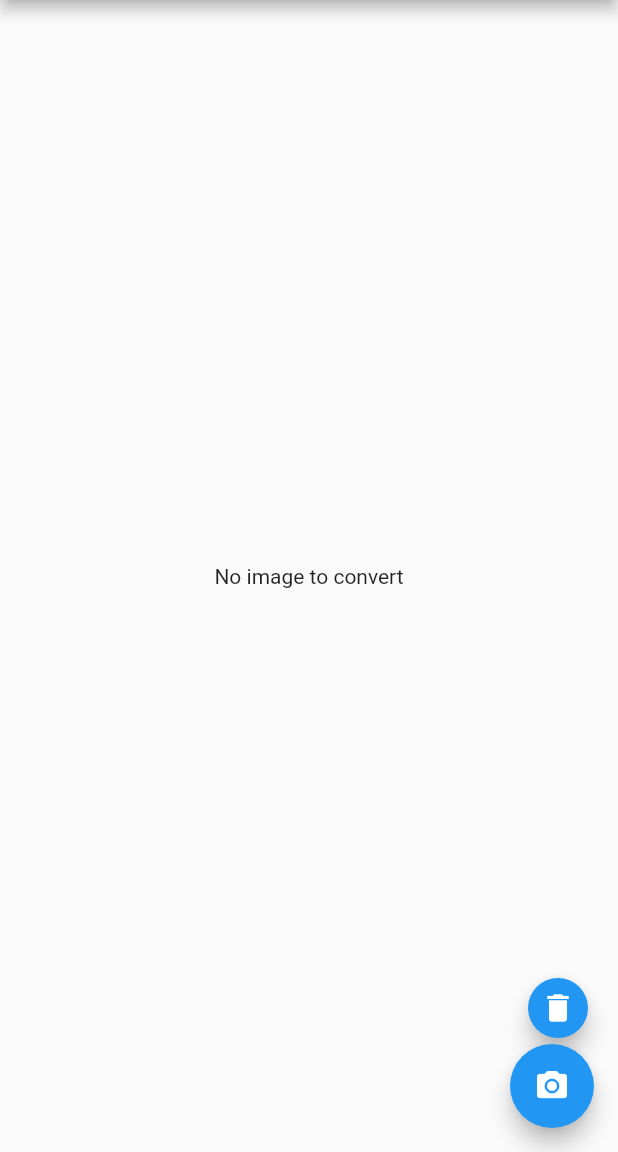
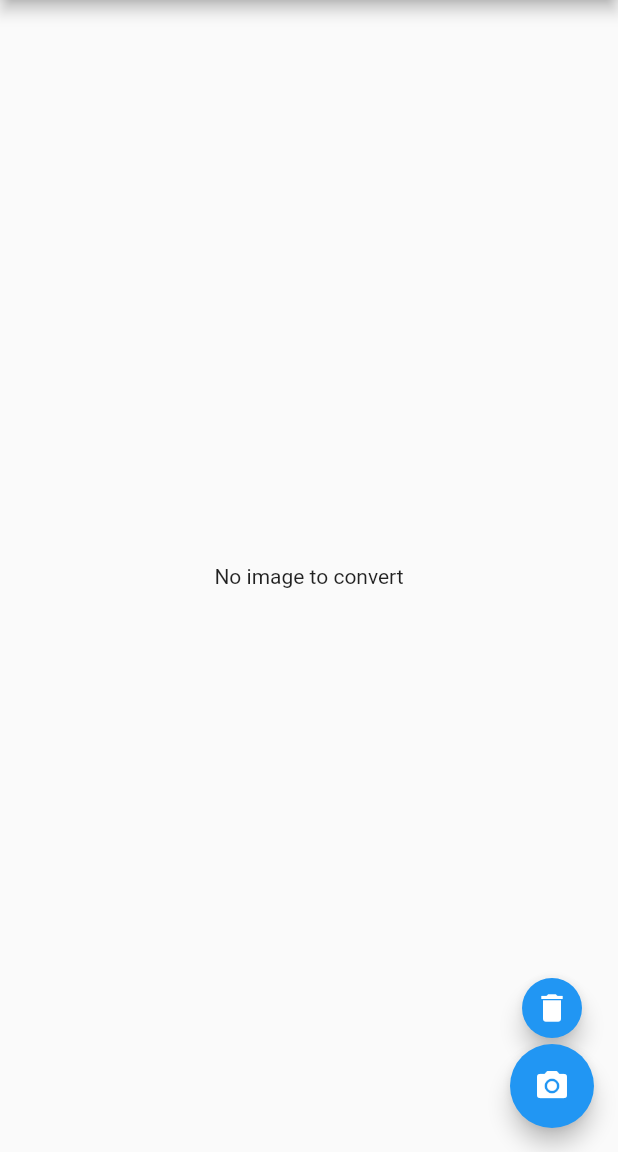
Before and after one commit to ivlop/cartoonify, a Flutter app: the screen it shows after launch, on a phone screen of 412 x 824 dp, the part 84-1236 px from its top. Run offline on Flutter 3.47's test engine with Material 2 defaults, Android fonts, the phone set to English and light mode, and no system bars; our stand-ins replace image_picker.

Commit message:
icono secundario centrado

```diff
--- a/image_converter/lib/main.dart
+++ b/image_converter/lib/main.dart
@@ -30,7 +30,7 @@ class _MyAppState extends State<MyApp>{
           body: new Center(child: _image == null? new Text('No image to convert'):new Image.file(_image),
           ),
           floatingActionButton:Column(
-              crossAxisAlignment: CrossAxisAlignment.end,
+              //crossAxisAlignment: CrossAxisAlignment.end,
               mainAxisAlignment: MainAxisAlignment.end,
               children: <Widget>[
                 FloatingActionButton(
```
